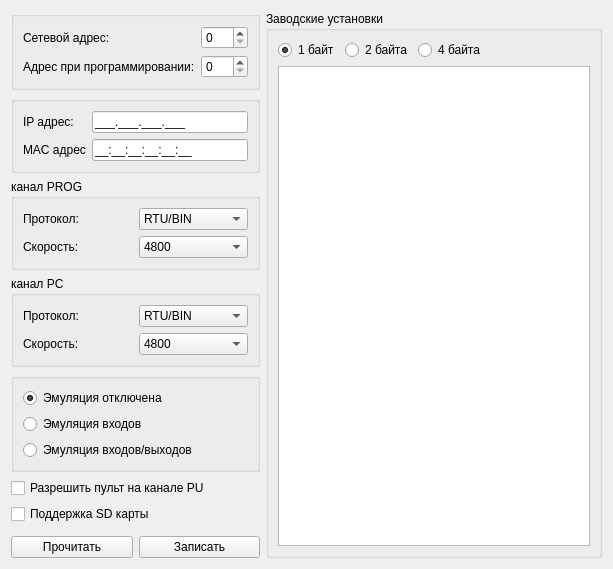
The window that settingsform.ui (atikbif/relkonIDE) describes before a commit, drawn with Qt 5.
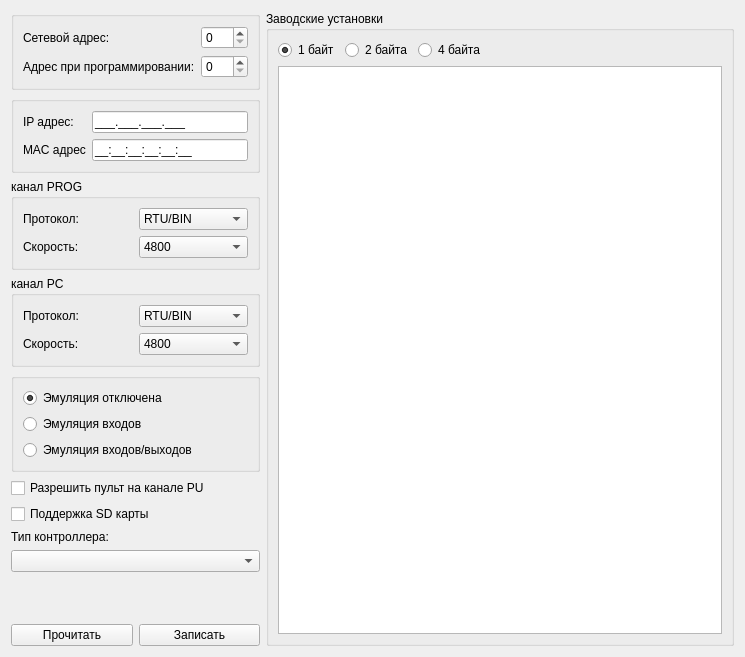
The same window after the commit.

Commit message: Компиляция по типу контроллера

```diff
--- a/settingsform.ui
+++ b/settingsform.ui
@@ -6,8 +6,8 @@
    <rect>
     <x>0</x>
     <y>0</y>
-    <width>613</width>
-    <height>504</height>
+    <width>745</width>
+    <height>657</height>
    </rect>
   </property>
   <property name="windowTitle">
@@ -55,7 +55,7 @@
      </layout>
     </widget>
    </item>
-   <item row="0" column="2" rowspan="9">
+   <item row="0" column="2" rowspan="11">
     <widget class="QGroupBox" name="groupBox_5">
      <property name="sizePolicy">
       <sizepolicy hsizetype="Preferred" vsizetype="Preferred">
@@ -356,6 +356,16 @@
     </widget>
    </item>
    <item row="7" column="0">
+    <widget class="QLabel" name="label_9">
+     <property name="text">
+      <string>Тип контроллера:</string>
+     </property>
+    </widget>
+   </item>
+   <item row="8" column="0" colspan="2">
+    <widget class="QComboBox" name="comboBoxPLCType"/>
+   </item>
+   <item row="9" column="0" colspan="2">
     <spacer name="verticalSpacer_2">
      <property name="orientation">
       <enum>Qt::Vertical</enum>
@@ -368,14 +378,14 @@
      </property>
     </spacer>
    </item>
-   <item row="8" column="0">
+   <item row="10" column="0">
     <widget class="QPushButton" name="pushButtonFromPLC">
      <property name="text">
       <string>Прочитать</string>
      </property>
     </widget>
    </item>
-   <item row="8" column="1">
+   <item row="10" column="1">
     <widget class="QPushButton" name="pushButtonToPLC">
      <property name="text">
       <string>Записать</string>
```
The commit also changes 19 other files.
